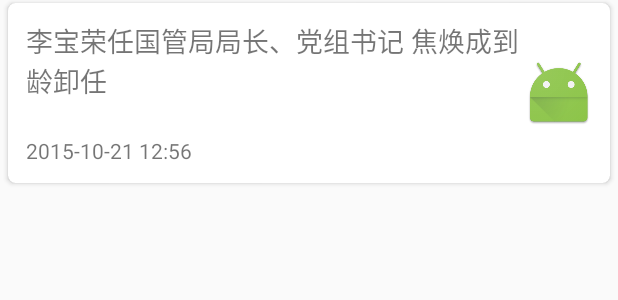
After one commit to nbwzlyd/Android, an Android app: the layout cardview_item.xml on its own in the app's theme, with its tools: preview values and no code run, on a phone screen of 412 x 824 dp. The commit adds this screen. Shown: the top 300 px of the screen. Run offline under Robolectric (Android 15) with nearby library versions, the phone set to English and light mode, and no system bars.

Commit message:
"基本框架搭建·:"

```diff
--- a/app/build.gradle
+++ b/app/build.gradle
@@ -2,7 +2,7 @@ apply plugin: 'com.android.application'
 
 android {
     compileSdkVersion 23
-    buildToolsVersion "23.0.2"
+    buildToolsVersion '23.0.2'
 
     defaultConfig {
         applicationId "com.lyd.androidNews"
@@ -24,4 +24,7 @@ dependencies {
     testCompile 'junit:junit:4.12'
     compile 'com.android.support:appcompat-v7:23.1.1'
     compile files('libs/gson-2.3.1.jar')
+    compile 'com.android.support:cardview-v7:23.1.1'
+    compile 'com.android.support:recyclerview-v7:23.1.1'
+    compile 'com.android.support:support-v4:23.1.1'
 }
--- a/app/src/main/AndroidManifest.xml
+++ b/app/src/main/AndroidManifest.xml
@@ -16,5 +16,6 @@
             </intent-filter>
         </activity>
     </application>
+    <uses-permission android:name="android.permission.INTERNET"/>
 
 </manifest>
--- /dev/null
+++ b/app/src/main/res/layout/cardview_item.xml
@@ -0,0 +1,47 @@
+<?xml version="1.0" encoding="utf-8"?>
+<android.support.v7.widget.CardView xmlns:android="http://schemas.android.com/apk/res/android"
+    xmlns:app="http://schemas.android.com/apk/res-auto"
+    android:layout_width="match_parent"
+    android:layout_height="120dp"
+    android:layout_marginBottom="2dp"
+    android:layout_marginLeft="5dp"
+    android:layout_marginRight="5dp"
+    android:layout_marginTop="2dp"
+    app:cardCornerRadius="5dp"
+    app:elevation="1dp">
+
+    <RelativeLayout
+        android:layout_width="match_parent"
+        android:layout_height="match_parent"
+        android:padding="10dp">
+
+        <ImageView
+            android:id="@+id/news_iv"
+            android:layout_width="wrap_content"
+            android:layout_height="match_parent"
+            android:layout_alignParentRight="true"
+            android:layout_centerVertical="true"
+            android:src="@mipmap/ic_launcher" />
+
+        <TextView
+            android:id="@+id/news_title"
+            android:layout_width="match_parent"
+            android:layout_height="wrap_content"
+            android:layout_toLeftOf="@id/news_iv"
+            android:maxLines="2"
+            android:padding="2dp"
+            android:paddingRight="3dp"
+            android:text="李宝荣任国管局局长、党组书记 焦焕成到龄卸任"
+            android:textSize="18sp" />
+
+        <TextView
+            android:id="@+id/news_time"
+            android:layout_width="wrap_content"
+            android:layout_height="wrap_content"
+            android:layout_alignParentBottom="true"
+            android:padding="2dp"
+            android:text="2015-10-21 12:56" />
+    </RelativeLayout>
+
+
+</android.support.v7.widget.CardView>
```
Also changed, not shown: app/src/main/java/Http/Interface/IParamter.java (added, +9 -0 lines), app/src/main/java/Http/Interface/NewsParamter.java (added, +26 -0 lines), app/src/main/java/Http/_interface/IReqBody.java (deleted, +0 -7 lines), app/src/main/java/Http/_interface/IResBody.java (deleted, +0 -7 lines), app/src/main/java/Http/_interface/IResponseListener.java (deleted, +0 -12 lines), app/src/main/java/Http/_interface/JsonResponse.java (deleted, +0 -12 lines), app/src/main/java/Http/callBack/ResponseCallBack.java (added, +33 -0 lines), app/src/main/java/Http/entity/NewsReqBody.java (added, +9 -0 lines), app/src/main/java/Http/entity/NewsResBody.java (added, +20 -0 lines), app/src/main/java/Http/paramter/WebServiceParamter.java (added, +20 -0 lines), app/src/main/java/Http/utils/OkHttpManager.java (+60 -30 lines), app/src/main/java/base/BaseActivity.java (added, +40 -0 lines), app/src/main/java/com/lyd/androidNews/MainActivity.java (+102 -2 lines), app/src/main/java/utils/AbaseAdapter.java (added, +35 -0 lines), 2 more files.
